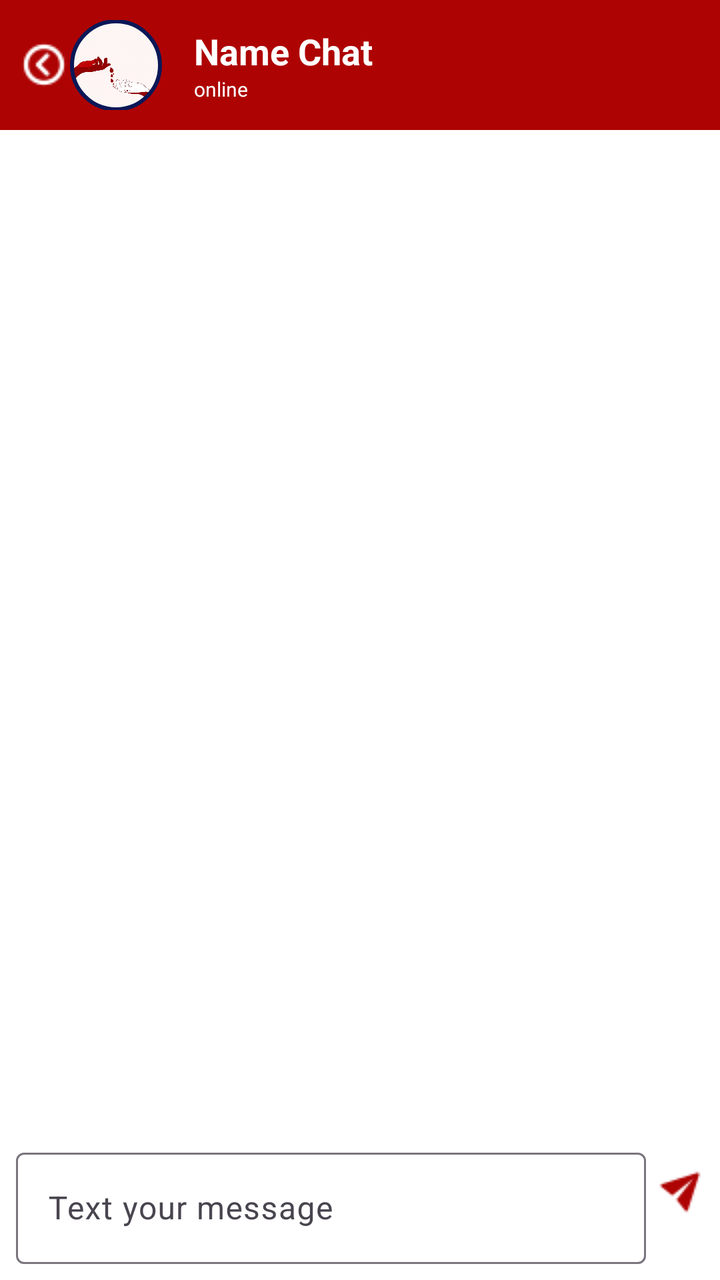
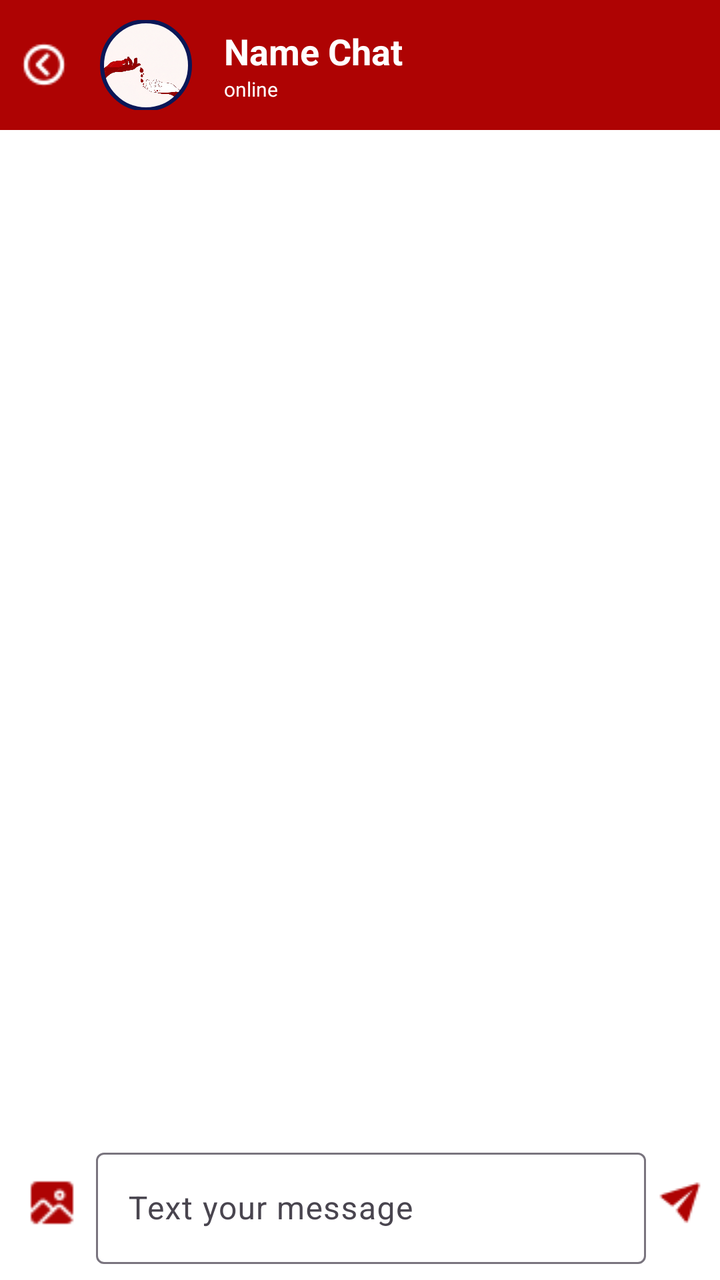

An Android layout rendered at two revisions. The XML below is the earlier revision; the diff shows what the commit changed to produce the second picture.
<!-- AndroidManifest.xml: application theme Theme.BloodBankT -->
<!-- res/layout/activity_chat.xml -->
<?xml version="1.0" encoding="utf-8"?>
<LinearLayout xmlns:android="http://schemas.android.com/apk/res/android"
    xmlns:app="http://schemas.android.com/apk/res-auto"
    xmlns:tools="http://schemas.android.com/tools"
    android:id="@+id/main"
    android:layout_width="match_parent"
    android:layout_height="match_parent"
    tools:context=".Chat"
    android:orientation="vertical"
    android:background="#AE0303">

>    <LinearLayout
        android:layout_width="match_parent"
        android:layout_height="match_parent"
        android:orientation="vertical"
        android:background="@color/white">

        
        <LinearLayout
            android:layout_width="match_parent"
            android:layout_height="65dp"
            android:background="#AE0303"
            android:gravity="center_vertical"
            android:padding="10dp"
            android:orientation="horizontal">
            <ImageView
                android:id="@+id/backArrow"
                android:layout_width="wrap_content"
                android:layout_height="wrap_content"
                android:src="@drawable/backwhite"
                android:layout_marginRight="@dimen/_15sdp"
                />
<com.google.android.material.imageview.ShapeableImageView
    android:layout_width="48dp"
    android:id="@+id/imageOfM"
    android:layout_height="48dp"
    android:src="@drawable/theme"
    app:strokeWidth="2dp"
    android:padding="2dp"
    app:strokeColor="#0B1757"
    android:scaleType="centerCrop"
    app:shapeAppearanceOverlay="@style/OvalImage"
    />
     <LinearLayout
         android:layout_width="wrap_content"
         android:layout_height="wrap_content"
         android:orientation="vertical"
         >
         <TextView
             android:id="@+id/chatName"
             android:layout_width="wrap_content"
             android:layout_height="wrap_content"
             android:text="Name Chat"
             android:textColor="@android:color/white"
             android:textSize="18sp"
             android:layout_marginLeft="15dp"
             android:textStyle="bold"/>
         <TextView
             android:id="@+id/online"
             android:layout_width="wrap_content"
             android:layout_height="wrap_content"
             android:text="online"
             android:textColor="@android:color/white"
             android:textSize="10sp"
             android:layout_marginLeft="15dp"
             />
     </LinearLayout>

        </LinearLayout>

        
        <androidx.recyclerview.widget.RecyclerView
            android:id="@+id/messageRecycler"
            android:layout_width="match_parent"
            android:layout_height="0dp"
            android:layout_weight="1"/>

        
        <LinearLayout
            android:layout_width="match_parent"
            android:layout_height="wrap_content"
            android:orientation="horizontal"
            android:padding="8dp"
            android:layout_alignParentBottom="true">

            <com.google.android.material.textfield.TextInputLayout
                android:layout_width="0dp"
                android:layout_weight="1"
                android:layout_height="wrap_content"
                android:hint="Text your message"
                >
                <com.google.android.material.textfield.TextInputEditText
                    android:id="@+id/messageInput"
                    android:layout_width="match_parent"
                    android:layout_height="wrap_content"
                    android:inputType="textLongMessage"
                    android:textColor="@color/black"
                    />
            </com.google.android.material.textfield.TextInputLayout>

            <ImageView
                android:id="@+id/sendButton"
                android:layout_width="wrap_content"
                android:layout_height="wrap_content"
                android:src="@drawable/send"
                android:layout_marginTop="13dp"
                android:layout_marginLeft="5dp"
                />
        </LinearLayout>

    </LinearLayout>


</LinearLayout>
<!-- resources referenced by this layout -->
<resources>
  <color name="black">#FF000000</color>
  <color name="white">#FFFFFFFF</color>
  <!-- drawable backwhite: png bitmap (drawable, 445 bytes) -->
  <!-- drawable send: png bitmap (drawable, 475 bytes) -->
  <!-- drawable theme: png bitmap (drawable, 897396 bytes) -->
  <style name="OvalImage">
          <item name="cornerFamily">rounded</item>
          <item name="cornerSize">50%</item>
          <item name="android:windowTranslucentStatus">true</item>
          <item name="android:statusBarColor">@android:color/transparent</item>
  
      </style>
  <style name="Theme.BloodBankT" parent="Base.Theme.BloodBankT" />
  <style name="Base.Theme.BloodBankT" parent="Theme.Material3.DayNight.NoActionBar">
          
          
      </style>
</resources>

<!-- the commit's change to res/layout/activity_chat.xml (unified diff, before → after) -->
@@ -1,15 +1,12 @@
 <?xml version="1.0" encoding="utf-8"?>
-<LinearLayout xmlns:android="http://schemas.android.com/apk/res/android"
+<RelativeLayout xmlns:android="http://schemas.android.com/apk/res/android"
     xmlns:app="http://schemas.android.com/apk/res-auto"
-    xmlns:tools="http://schemas.android.com/tools"
     android:id="@+id/main"
     android:layout_width="match_parent"
     android:layout_height="match_parent"
-    tools:context=".Chat"
-    android:orientation="vertical"
     android:background="#AE0303">
 
->    <LinearLayout
+    <LinearLayout
         android:layout_width="match_parent"
         android:layout_height="match_parent"
         android:orientation="vertical"
@@ -23,48 +20,49 @@
             android:gravity="center_vertical"
             android:padding="10dp"
             android:orientation="horizontal">
+
             <ImageView
                 android:id="@+id/backArrow"
                 android:layout_width="wrap_content"
                 android:layout_height="wrap_content"
                 android:src="@drawable/backwhite"
-                android:layout_marginRight="@dimen/_15sdp"
-                />
-<com.google.android.material.imageview.ShapeableImageView
-    android:layout_width="48dp"
-    android:id="@+id/imageOfM"
-    android:layout_height="48dp"
-    android:src="@drawable/theme"
-    app:strokeWidth="2dp"
-    android:padding="2dp"
-    app:strokeColor="#0B1757"
-    android:scaleType="centerCrop"
-    app:shapeAppearanceOverlay="@style/OvalImage"
-    />
-     <LinearLayout
-         android:layout_width="wrap_content"
-         android:layout_height="wrap_content"
-         android:orientation="vertical"
-         >
-         <TextView
-             android:id="@+id/chatName"
-             android:layout_width="wrap_content"
-             android:layout_height="wrap_content"
-             android:text="Name Chat"
-             android:textColor="@android:color/white"
-             android:textSize="18sp"
-             android:layout_marginLeft="15dp"
-             android:textStyle="bold"/>
-         <TextView
-             android:id="@+id/online"
-             android:layout_width="wrap_content"
-             android:layout_height="wrap_content"
-             android:text="online"
-             android:textColor="@android:color/white"
-             android:textSize="10sp"
-             android:layout_marginLeft="15dp"
-             />
-     </LinearLayout>
+                android:layout_marginRight="15dp"/>
+
+            <com.google.android.material.imageview.ShapeableImageView
+                android:layout_width="48dp"
+                android:id="@+id/imageOfM"
+                android:layout_height="48dp"
+                android:src="@drawable/theme"
+                app:strokeWidth="2dp"
+                android:padding="2dp"
+                app:strokeColor="#0B1757"
+                android:scaleType="centerCrop"
+                app:shapeAppearanceOverlay="@style/OvalImage"/>
+
+            <LinearLayout
+                android:layout_width="wrap_content"
+                android:layout_height="wrap_content"
+                android:orientation="vertical">
+
+                <TextView
+                    android:id="@+id/chatName"
+                    android:layout_width="wrap_content"
+                    android:layout_height="wrap_content"
+                    android:text="Name Chat"
+                    android:textColor="@android:color/white"
+                    android:textSize="18sp"
+                    android:layout_marginLeft="15dp"
+                    android:textStyle="bold"/>
+
+                <TextView
+                    android:id="@+id/online"
+                    android:layout_width="wrap_content"
+                    android:layout_height="wrap_content"
+                    android:text="online"
+                    android:textColor="@android:color/white"
+                    android:textSize="10sp"
+                    android:layout_marginLeft="15dp"/>
+            </LinearLayout>
 
         </LinearLayout>
 
@@ -73,29 +71,40 @@
             android:id="@+id/messageRecycler"
             android:layout_width="match_parent"
             android:layout_height="0dp"
-            android:layout_weight="1"/>
+            android:layout_weight="1"
+            android:clipToPadding="false"
+            android:paddingBottom="8dp"/>
 
-        
         <LinearLayout
             android:layout_width="match_parent"
             android:layout_height="wrap_content"
             android:orientation="horizontal"
             android:padding="8dp"
-            android:layout_alignParentBottom="true">
+            android:gravity="center_vertical"
+            android:background="@color/white">
+
+            <ImageView
+                android:id="@+id/attachButton"
+                android:layout_width="36dp"
+                android:layout_height="36dp"
+                android:src="@drawable/image"
+                android:padding="4dp"
+                android:layout_marginRight="4dp"/>
 
             <com.google.android.material.textfield.TextInputLayout
                 android:layout_width="0dp"
                 android:layout_weight="1"
                 android:layout_height="wrap_content"
-                android:hint="Text your message"
-                >
+                android:hint="Text your message">
+
                 <com.google.android.material.textfield.TextInputEditText
                     android:id="@+id/messageInput"
                     android:layout_width="match_parent"
                     android:layout_height="wrap_content"
-                    android:inputType="textLongMessage"
-                    android:textColor="@color/black"
-                    />
+                    android:inputType="textLongMessage|textMultiLine"
+                    android:maxLines="4"
+                    android:textColor="@color/black"/>
+
             </com.google.android.material.textfield.TextInputLayout>
 
             <ImageView
@@ -103,12 +112,10 @@
                 android:layout_width="wrap_content"
                 android:layout_height="wrap_content"
                 android:src="@drawable/send"
-                android:layout_marginTop="13dp"
-                android:layout_marginLeft="5dp"
-                />
+                android:layout_marginLeft="5dp"/>
+
         </LinearLayout>
 
     </LinearLayout>
 
-
-</LinearLayout>
+</RelativeLayout>
<!-- resource entries referenced after the edit -->
@@ -3,6 +3,7 @@
   <color name="black">#FF000000</color>
   <color name="white">#FFFFFFFF</color>
   <!-- drawable backwhite: png bitmap (drawable, 445 bytes) -->
+  <!-- drawable image: png bitmap (drawable, 519 bytes) -->
   <!-- drawable send: png bitmap (drawable, 475 bytes) -->
   <!-- drawable theme: png bitmap (drawable, 897396 bytes) -->
   <style name="OvalImage">
